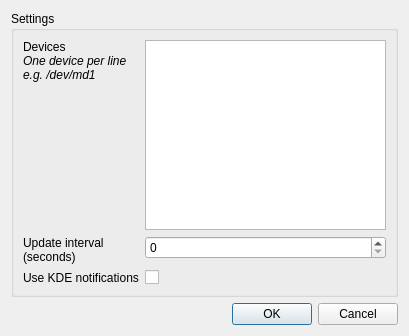
Before: the Qt Designer form raidmon.ui in eofs/raidmon, drawn with Qt 5.
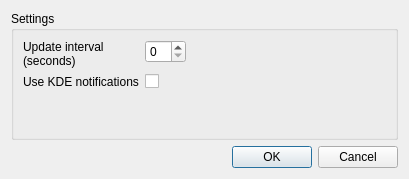
After: the same form once the commit is applied.

Commit message:
Use Scanner class to autodiscover devices.
Detect devices automatically and display error messages if required.

Diff of the .ui file:
```diff
--- a/raidmon.ui
+++ b/raidmon.ui
@@ -7,7 +7,7 @@
     <x>0</x>
     <y>0</y>
     <width>409</width>
-    <height>336</height>
+    <height>179</height>
    </rect>
   </property>
   <property name="windowTitle">
@@ -20,27 +20,13 @@
       <string>Settings</string>
      </property>
      <layout class="QFormLayout" name="formLayout">
+      <property name="fieldGrowthPolicy">
+       <enum>QFormLayout::ExpandingFieldsGrow</enum>
+      </property>
       <property name="labelAlignment">
        <set>Qt::AlignLeading|Qt::AlignLeft|Qt::AlignTop</set>
       </property>
-      <item row="1" column="0">
-       <widget class="QLabel" name="labelDevices">
-        <property name="text">
-         <string>&lt;!DOCTYPE HTML PUBLIC &quot;-//W3C//DTD HTML 4.0//EN&quot; &quot;http://www.w3.org/TR/REC-html40/strict.dtd&quot;&gt;
-&lt;html&gt;&lt;head&gt;&lt;meta name=&quot;qrichtext&quot; content=&quot;1&quot; /&gt;&lt;style type=&quot;text/css&quot;&gt;
-p, li { white-space: pre-wrap; }
-&lt;/style&gt;&lt;/head&gt;&lt;body style=&quot; font-family:'Bitstream Vera Sans'; font-size:9pt; font-weight:400; font-style:normal;&quot;&gt;
-&lt;p style=&quot; margin-top:0px; margin-bottom:0px; margin-left:0px; margin-right:0px; -qt-block-indent:0; text-indent:0px;&quot;&gt;Devices&lt;/p&gt;
-&lt;p style=&quot; margin-top:0px; margin-bottom:0px; margin-left:0px; margin-right:0px; -qt-block-indent:0; text-indent:0px;&quot;&gt;&lt;span style=&quot; font-style:italic;&quot;&gt;One device per line&lt;/span&gt;&lt;/p&gt;
-&lt;p style=&quot; margin-top:0px; margin-bottom:0px; margin-left:0px; margin-right:0px; -qt-block-indent:0; text-indent:0px;&quot;&gt;&lt;span style=&quot; font-style:italic;&quot;&gt;e.g. /dev/md1&lt;/span&gt;&lt;/p&gt;
-&lt;p style=&quot;-qt-paragraph-type:empty; margin-top:0px; margin-bottom:0px; margin-left:0px; margin-right:0px; -qt-block-indent:0; text-indent:0px; font-style:italic;&quot;&gt;&lt;/p&gt;&lt;/body&gt;&lt;/html&gt;</string>
-        </property>
-        <property name="alignment">
-         <set>Qt::AlignLeading|Qt::AlignLeft|Qt::AlignTop</set>
-        </property>
-       </widget>
-      </item>
-      <item row="4" column="0">
+      <item row="3" column="0">
        <widget class="QLabel" name="labelInterval">
         <property name="text">
          <string>Update interval
@@ -48,30 +34,23 @@
         </property>
        </widget>
       </item>
-      <item row="4" column="1">
+      <item row="3" column="1">
        <widget class="QSpinBox" name="spinInterval"/>
       </item>
-      <item row="5" column="0">
+      <item row="4" column="0">
        <widget class="QLabel" name="labelKDE">
         <property name="text">
          <string>Use KDE notifications</string>
         </property>
        </widget>
       </item>
-      <item row="5" column="1">
+      <item row="4" column="1">
        <widget class="QCheckBox" name="checkKDENotifications">
         <property name="text">
          <string/>
         </property>
        </widget>
       </item>
-      <item row="1" column="1">
-       <widget class="QPlainTextEdit" name="textDevices">
-        <property name="enabled">
-         <bool>true</bool>
-        </property>
-       </widget>
-      </item>
      </layout>
     </widget>
    </item>
```
Left out of the diff: 1 changed line with no effect on the pictures. The commit also changes 2 other files.
